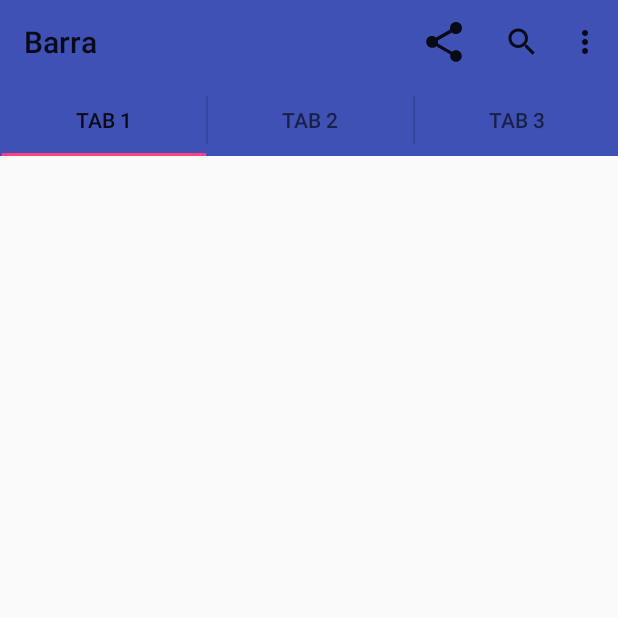
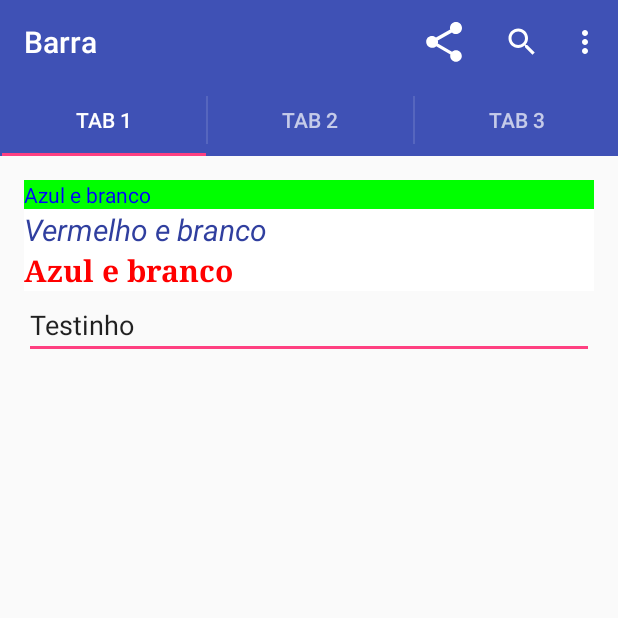
Before and after one commit to paulo9mv/LayoutBars, an Android app: the screen it shows after launch (MainActivity), on a phone screen of 412 x 824 dp, the top half of it. Run offline under Robolectric (Android 15) with nearby library versions, the phone set to English and light mode, and no system bars.

Commit message:
Fontes e styles testados

```diff
--- a/app/src/main/java/com/example/paulovitor/layoutbars/MainActivity.java
+++ b/app/src/main/java/com/example/paulovitor/layoutbars/MainActivity.java
@@ -7,9 +7,11 @@ import android.support.v7.app.AppCompatActivity;
 import android.os.Bundle;
 import android.view.Menu;
 import android.view.MenuItem;
-import android.widget.SearchView;
+import android.widget.EditText;
+import android.widget.TextView;
 import android.widget.Toast;
 import android.support.v7.widget.ShareActionProvider;
+import android.support.v7.widget.SearchView;
 
 import java.util.Timer;
 
@@ -30,6 +32,7 @@ public class MainActivity extends DebugActivity {
         actionBar.addTab(actionBar.newTab().setText("Tab 1").setTabListener(new MyTabListener(this, 1)));
         actionBar.addTab(actionBar.newTab().setText("Tab 2").setTabListener(new MyTabListener(this, 2)));
         actionBar.addTab(actionBar.newTab().setText("Tab 3").setTabListener(new MyTabListener(this, 3)));
+
     }
 
     @Override
@@ -38,7 +41,7 @@ public class MainActivity extends DebugActivity {
         getMenuInflater().inflate(R.menu.menu_main, menu);
 
         MenuItem item = menu.findItem(R.id.action_search);
-        SearchView searchView = (SearchView) item.getActionView();
+        SearchView searchView = (SearchView) MenuItemCompat.getActionView(item);
         searchView.setOnQueryTextListener(onSearch());
 
         MenuItem itemShare = menu.findItem(R.id.action_share);
--- a/app/src/main/res/layout/activity_main.xml
+++ b/app/src/main/res/layout/activity_main.xml
@@ -1,9 +1,37 @@
 <?xml version="1.0" encoding="utf-8"?>
-<android.support.constraint.ConstraintLayout xmlns:android="http://schemas.android.com/apk/res/android"
+<LinearLayout xmlns:android="http://schemas.android.com/apk/res/android"
     xmlns:app="http://schemas.android.com/apk/res-auto"
     xmlns:tools="http://schemas.android.com/tools"
     android:layout_width="match_parent"
     android:layout_height="match_parent"
+    android:orientation="vertical"
+    android:padding="16dp"
     tools:context=".MainActivity">
+    <TextView
+        android:layout_width="match_parent"
+        android:layout_height="wrap_content"
+        android:text="@string/msg_azul_e_branco"
+        android:textColor="@color/azul"
+        android:background="@color/verde"/>
+    <TextView
+        android:layout_width="match_parent"
+        android:layout_height="wrap_content"
+        android:id="@+id/texto"
+        android:text="@string/msg_vermelho_e_branco"
+        style="@style/styleExample"/>
+    <TextView
+        android:layout_width="match_parent"
+        android:layout_height="wrap_content"
+        android:textColor="@color/vermelho"
+        android:background="@color/branco"
+        android:text="@string/msg_azul_e_branco"
+        android:textStyle="bold"
+        android:fontFamily="serif"
+        android:textSize="20dp"/>
+    <EditText
+        android:layout_width="match_parent"
+        android:layout_height="wrap_content"
+        android:id="@+id/idEditText"
+        android:text="Testinho"/>
 
-</android.support.constraint.ConstraintLayout>
+</LinearLayout>
--- a/app/src/main/res/menu/menu_main.xml
+++ b/app/src/main/res/menu/menu_main.xml
@@ -10,7 +10,7 @@
         android:icon="@drawable/ic_action_search"
         android:title="@string/action_search"
         app:showAsAction="always"
-        app:actionViewClass="android.widget.SearchView" />
+        app:actionViewClass="android.support.v7.widget.SearchView" />
     <item android:icon="@drawable/ic_action_refresh"
         android:id="@+id/action_refresh"
         android:title="@string/action_refresh"
--- a/app/src/main/res/values/colors.xml
+++ b/app/src/main/res/values/colors.xml
@@ -3,4 +3,8 @@
     <color name="colorPrimary">#3F51B5</color>
     <color name="colorPrimaryDark">#303F9F</color>
     <color name="colorAccent">#FF4081</color>
+    <color name="vermelho">#FF0000</color>
+    <color name="azul">#0000FF</color>
+    <color name="verde">#00FF00</color>
+    <color name="branco">#FFFFFF</color>
 </resources>
--- /dev/null
+++ b/app/src/main/res/values/css.xml
@@ -0,0 +1,10 @@
+<?xml version="1.0" encoding="utf-8"?>
+<resources>
+    <style name="styleExample">
+        <item name="android:fontFamily">Arial</item>
+        <item name="android:textSize">20sp</item>
+        <item name="android:textColor">@color/colorPrimaryDark</item>
+        <item name="android:background">@color/branco</item>
+        <item name="android:textStyle">italic</item>
+    </style>
+</resources>
--- a/app/src/main/res/values/strings.xml
+++ b/app/src/main/res/values/strings.xml
@@ -5,5 +5,9 @@
     <string name="action_search">Search</string>
     <string name="action_settings">Settings</string>
     <string name="action_share">Share</string>
-
+    <string name="hello_world">Olá Mundo</string>
+    <string name="msg_verde_e_branco">Verde e branco</string>
+    <string name="msg_azul_e_branco">Azul e branco</string>
+    <string name="msg_vermelho_e_branco">Vermelho e branco</string>
+    <string name="texto1">Texto 1</string>
 </resources>
--- a/app/src/main/res/values/styles.xml
+++ b/app/src/main/res/values/styles.xml
@@ -1,7 +1,7 @@
 <resources>
 
     <!-- Base application theme. -->
-    <style name="AppTheme" parent="Theme.AppCompat.Light">
+    <style name="AppTheme" parent="Theme.AppCompat.Light.DarkActionBar">
         <!-- Customize your theme here. -->
         <item name="colorPrimary">@color/colorPrimary</item>
         <item name="colorPrimaryDark">@color/colorPrimaryDark</item>
```
